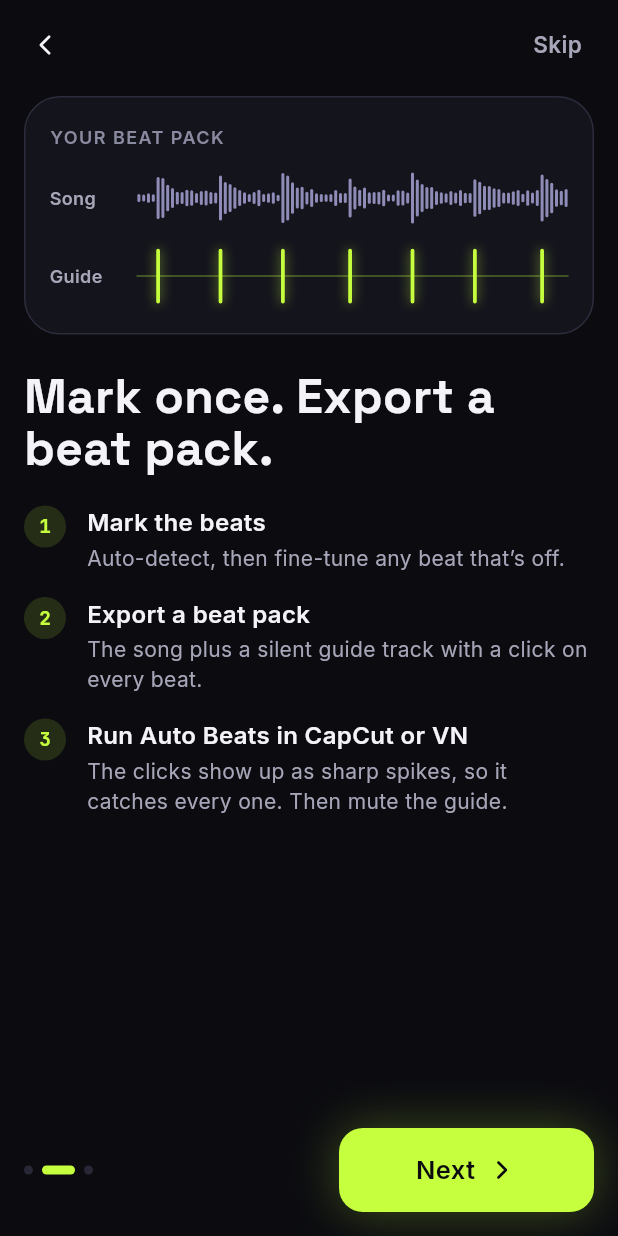
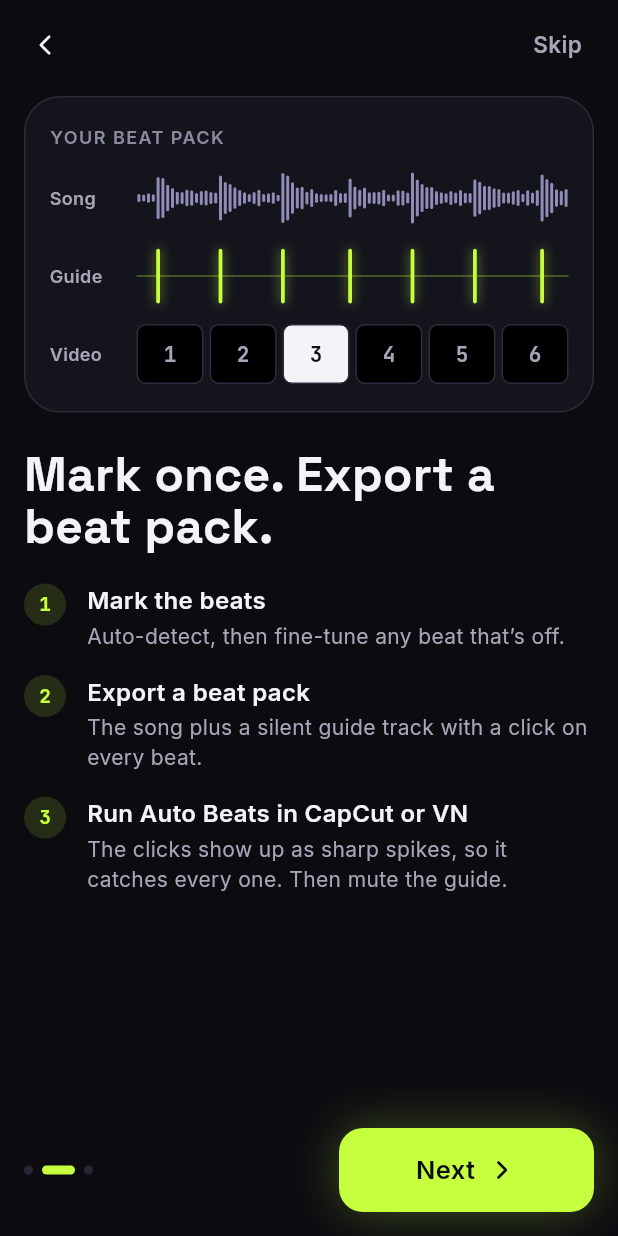
Before and after one commit to Dreymidroid/kickvolt, a Flutter app: the screen it shows after launch, swiped to page 2, on a phone screen of 412 x 824 dp. Run offline on Flutter 3.47's test engine with Material 3 defaults, Android fonts, the phone set to English and light mode, and no system bars; our stand-ins replace auto_route, file_picker, flutter_bloc, flutter_hooks, flutter_svg, freezed_annotation and 7 more; missing offline and left inert: audio_session, fftea.

Commit message:
feat(m7): enable M8's video bits: onboarding Video tile, Settings video rows
Onboarding2 beat pack shows the Video tile (no PRO badge). Settings adds
read-only "Video format · MP4" and the persisted "Guide video in packs"
toggle (INCLUDE_VIDEO_BY_DEFAULT), used as the Export default. Settings
screen test: drop addTearDown(cubit.close) (BlocProvider owns it) and use
a toggle Semantics finder.

Co-Authored-By: Claude Opus 5.5 <noreply@anthropic.com>

```diff
--- a/lib/features/onboarding/presentation/widgets/onboarding_illustrations.dart
+++ b/lib/features/onboarding/presentation/widgets/onboarding_illustrations.dart
@@ -320,8 +320,7 @@ class _KickVoltMarkedWavePainter extends CustomPainter {
 }
 
 /// Onboarding screen 2 (`Onboarding2.html` / `Onboarding2.png`) beat-pack card.
-/// Shows Song and Guide only (M7 guide video is not on `main`; no PRO badge,
-/// M8 §4.2).
+/// Shows Song, Guide and Video (M7 guide video; no PRO badge, M8 §4.2).
 class BeatPackIllustrationCard extends StatelessWidget {
   const BeatPackIllustrationCard({super.key});
 
@@ -397,7 +396,67 @@ class BeatPackIllustrationCard extends StatelessWidget {
               ),
             ],
           ),
+          const SizedBox(height: 12),
+          Row(
+            children: [
+              SizedBox(
+                width: 48,
+                child: Text(
+                  'Video',
+                  style: KvText.ui(
+                    size: 12,
+                    weight: FontWeight.w600,
+                    color: kv.text2,
+                  ),
+                ),
+              ),
+              const SizedBox(width: 10),
+              Expanded(
+                child: Row(
+                  children: [
+                    // The guide video counts beats 1, 2, 3, …; beat 3 is on
+                    // its white flash frame.
+                    for (var n = 1; n <= 6; n++) ...[
+                      if (n > 1) const SizedBox(width: 4),
+                      Expanded(
+                        child: _VideoTile(number: n, flash: n == 3),
+                      ),
+                    ],
+                  ],
+                ),
+              ),
+            ],
+          ),
         ],
+      ),
+    );
+  }
+}
+
+class _VideoTile extends StatelessWidget {
+  const _VideoTile({required this.number, required this.flash});
+
+  final int number;
+  final bool flash;
+
+  @override
+  Widget build(BuildContext context) {
+    final kv = context.kv;
+    return Container(
+      height: 40,
+      decoration: BoxDecoration(
+        color: flash ? kv.text1 : const Color(0xFF000000),
+        borderRadius: BorderRadius.circular(6),
+        border: Border.all(color: kv.border),
+      ),
+      alignment: Alignment.center,
+      child: Text(
+        '$number',
+        style: KvText.mono(
+          size: 14,
+          weight: FontWeight.w700,
+          color: flash ? kv.background : kv.text2,
+        ),
       ),
     );
   }
--- a/lib/features/settings/bloc/settings_cubit.dart
+++ b/lib/features/settings/bloc/settings_cubit.dart
@@ -76,6 +76,9 @@ class SettingsCubit extends Cubit<SettingsState> {
   Future<void> setIncludePreviewByDefault(bool enabled) =>
       _saveMutated((s) => s.copyWith(includePreviewByDefault: enabled));
 
+  Future<void> setIncludeVideoByDefault(bool enabled) =>
+      _saveMutated((s) => s.copyWith(includeVideoByDefault: enabled));
+
   Future<void> setSensitivityPreset(SensitivityPreset preset) =>
       _saveMutated((s) => s.withSensitivityPreset(preset));
 
--- a/lib/features/settings/data/repositories/settings_repository.dart
+++ b/lib/features/settings/data/repositories/settings_repository.dart
@@ -33,6 +33,7 @@ class SettingsRepositoryImpl implements SettingsRepository {
   static const String DEFAULT_CLICK_STYLE = 'DEFAULT_CLICK_STYLE';
   static const String DEFAULT_AUDIO_FORMAT = 'DEFAULT_AUDIO_FORMAT';
   static const String INCLUDE_PREVIEW_BY_DEFAULT = 'INCLUDE_PREVIEW_BY_DEFAULT';
+  static const String INCLUDE_VIDEO_BY_DEFAULT = 'INCLUDE_VIDEO_BY_DEFAULT';
   static const String MONO_GUIDE_TRACK = 'MONO_GUIDE_TRACK';
   static const String DEFAULT_SENSITIVITY = 'DEFAULT_SENSITIVITY';
   static const String ONBOARDING_DONE = 'ONBOARDING_DONE';
@@ -74,6 +75,7 @@ class SettingsRepositoryImpl implements SettingsRepository {
       defaultAudioFormat: format ?? AudioFormat.wav,
       includePreviewByDefault:
           prefs.getBool(INCLUDE_PREVIEW_BY_DEFAULT) ?? false,
+      includeVideoByDefault: prefs.getBool(INCLUDE_VIDEO_BY_DEFAULT) ?? false,
       monoGuideTrack: prefs.getBool(MONO_GUIDE_TRACK) ?? false,
       defaultSensitivity: clampedSensitivity,
       onboardingDone: prefs.getBool(ONBOARDING_DONE) ?? false,
@@ -109,6 +111,10 @@ class SettingsRepositoryImpl implements SettingsRepository {
       INCLUDE_PREVIEW_BY_DEFAULT,
       clamped.includePreviewByDefault,
     );
+    await prefs.setBool(
+      INCLUDE_VIDEO_BY_DEFAULT,
+      clamped.includeVideoByDefault,
+    );
     await prefs.setBool(MONO_GUIDE_TRACK, clamped.monoGuideTrack);
     await prefs.setDouble(DEFAULT_SENSITIVITY, clamped.defaultSensitivity);
     await prefs.setBool(ONBOARDING_DONE, clamped.onboardingDone);
--- a/lib/features/settings/domain/entities/app_settings.dart
+++ b/lib/features/settings/domain/entities/app_settings.dart
@@ -32,6 +32,9 @@ abstract class AppSettings with _$AppSettings {
     @Default(ClickStyle.snap) ClickStyle defaultClickStyle,
     @Default(AudioFormat.wav) AudioFormat defaultAudioFormat,
     @Default(false) bool includePreviewByDefault,
+
+    /// "Guide video in packs" (M7 §7): the Export screen's video default.
+    @Default(false) bool includeVideoByDefault,
     @Default(false) bool monoGuideTrack,
 
     /// Default beat-detection sensitivity for newly created projects (`0.25`
```
Also changed, not shown: lib/features/settings/presentation/pages/settings_screen.dart (+18 -2 lines), lib/features/settings/domain/entities/app_settings.freezed.dart, 4 other files.
